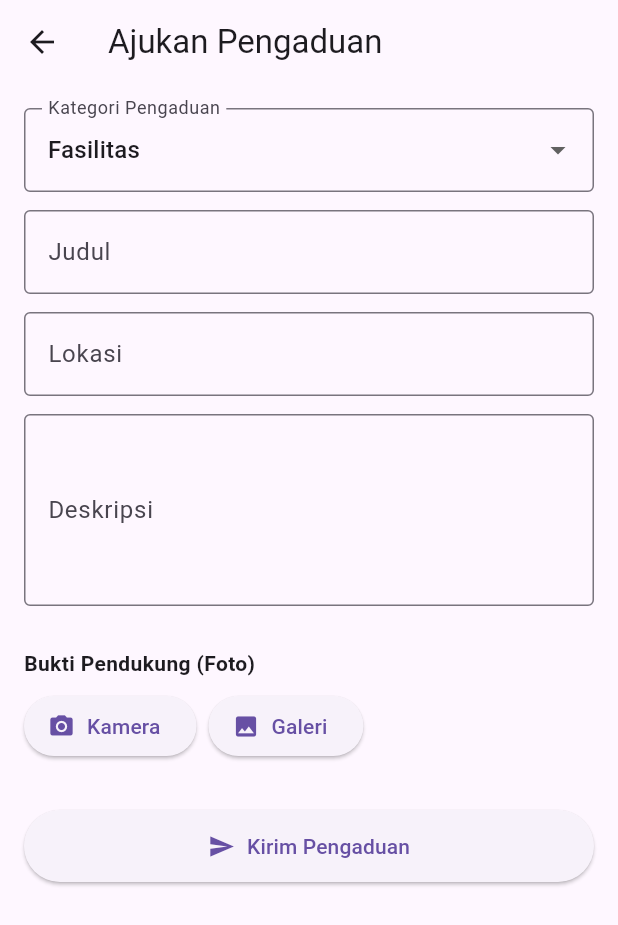
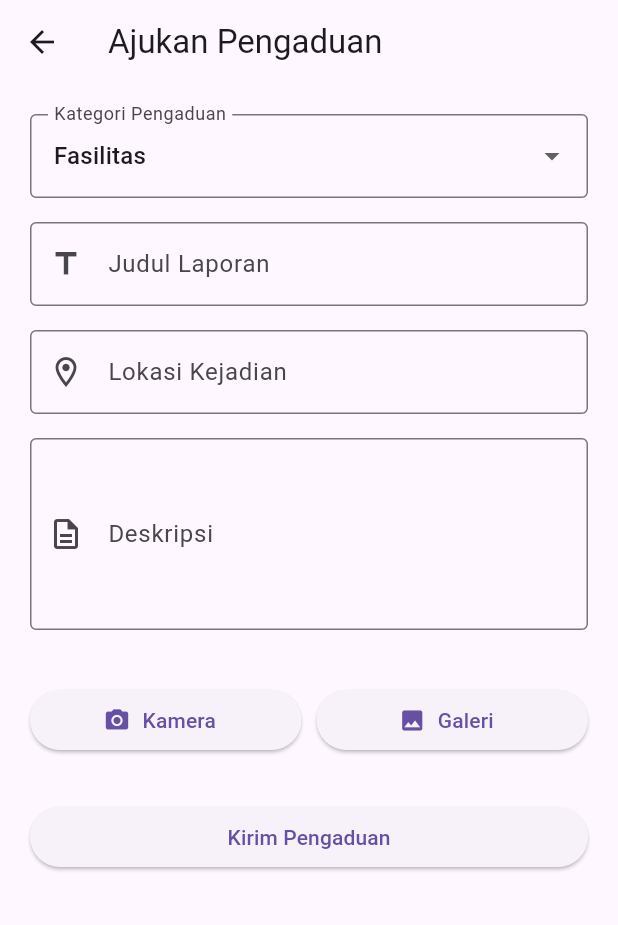
Before and after one commit to mhbb8897/sistem-pengaduan-desa-singarajan, a Flutter app: the ReportPage screen opened directly, on a phone screen of 412 x 824 dp. Shown: the top 925 px of the screen. Run offline on Flutter 3.47's test engine with Material 3 defaults, Android fonts, the phone set to English and light mode, and no system bars; our stand-ins replace image_picker, shared_preferences; missing offline and left inert: local_captcha; accounts and stored records are empty; network calls fail.

Commit message:
update color and layout

```diff
--- a/lib/data/models/post_model.dart
+++ b/lib/data/models/post_model.dart
@@ -14,9 +14,9 @@ class PostModel {
   factory PostModel.fromJson(Map<String, dynamic> json) {
     return PostModel(
       id: json['id'],
-      title: json['title'],
-      content: json['content'],
-      imageUrl: json['image_url'],
+      title: json['title'] ?? '',
+      content: json['content'] ?? json['content'] ?? '',
+      imageUrl: json['image_url'] ?? '',
     );
   }
 }
--- a/lib/data/services/post_service.dart
+++ b/lib/data/services/post_service.dart
@@ -7,7 +7,7 @@ class PostService {
 
   Future<List<PostModel>> fetchPosts() async {
     final response = await http.get(Uri.parse(baseUrl));
-
+    print(response.body);
     if (response.statusCode == 200) {
       final body = json.decode(response.body);
       final List data = body['data'];
--- a/lib/main.dart
+++ b/lib/main.dart
@@ -1,6 +1,5 @@
 import 'package:flutter/material.dart';
 import 'package:shared_preferences/shared_preferences.dart';
-import 'package:http/http.dart' as http;
 import 'dart:convert';
 import 'presentation/pages/login_page.dart';
 import 'presentation/widgets/bottom_navigation.dart';
--- a/lib/presentation/pages/login_page.dart
+++ b/lib/presentation/pages/login_page.dart
@@ -133,28 +133,6 @@ class _LoginPageState extends State<LoginPage> {
                     ),
                     const SizedBox(height: 24),
 
-                    // // 🔐 CAPTCHA
-                    // LocalCaptcha(
-                    //   controller: _captchaController,
-                    //   inputController: _captchaInputController,
-                    //   height: 150,
-                    //   width: 300,
-                    //   backgroundColor: Colors.grey[200]!,
-                    //   textColor: Colors.black,
-                    // ),
-
-                    // Align(
-                    //   alignment: Alignment.centerRight,
-                    //   child: TextButton.icon(
-                    //     onPressed: () {
-                    //       _captchaController.refresh();
-                    //       _captchaInputController.clear();
-                    //     },
-                    //     icon: const Icon(Icons.refresh),
-                    //     label: const Text('Refresh captcha'),
-                    //   ),
-                    // ),
-                    const SizedBox(height: 16),
                     // BUTTON
                     SizedBox(
                       width: double.infinity,
--- a/lib/presentation/pages/post_page.dart
+++ b/lib/presentation/pages/post_page.dart
@@ -33,6 +33,7 @@ class PostPage extends StatelessWidget {
           );
         },
       ),
+      backgroundColor: Color.fromARGB(255, 6, 34, 117),
     );
   }
 }
--- a/lib/presentation/pages/report_page.dart
+++ b/lib/presentation/pages/report_page.dart
@@ -10,158 +10,179 @@ class ReportPage extends StatefulWidget {
 }
 
 class _ReportPageState extends State<ReportPage> {
+  final _formKey = GlobalKey<FormState>();
+
   String _kategori = 'Fasilitas';
+  bool _isLoading = false;
 
   final _judul = TextEditingController();
   final _lokasi = TextEditingController();
   final _deskripsi = TextEditingController();
-  final _tambahan1 = TextEditingController();
-  final _tambahan2 = TextEditingController();
+  final _field1 = TextEditingController();
+  final _field2 = TextEditingController();
 
   File? _image;
-  final ImagePicker _picker = ImagePicker();
+  final _picker = ImagePicker();
 
-  final kategoriList = [
-    'Fasilitas',
-    'Kinerja Perangkat Desa',
-    'Layanan Publik',
-    'Keluhan Sosial',
-    'Pelanggaran HAM',
-  ];
+  final Map<String, List<Map<String, dynamic>>> kategoriFields = {
+    'Fasilitas': [],
+    'Kinerja Perangkat Desa': [
+      {'label': 'Nama Perangkat Desa', 'icon': Icons.person_outline},
+    ],
+    'Layanan Publik': [
+      {'label': 'Nama Layanan / Unit', 'icon': Icons.account_balance_outlined},
+    ],
+    'Keluhan Sosial': [
+      {'label': 'Pihak yang Terlibat', 'icon': Icons.group_outlined},
+    ],
+    'Pelanggaran HAM': [
+      {'label': 'Jenis Pelanggaran', 'icon': Icons.gavel_outlined},
+      {'label': 'Pelaku / Terlapor', 'icon': Icons.person_search_outlined},
+    ],
+  };
 
   Future<void> _pickImage(ImageSource source) async {
-    final XFile? pickedFile =
-        await _picker.pickImage(source: source, imageQuality: 70);
-
-    if (pickedFile != null) {
-      setState(() {
-        _image = File(pickedFile.path);
-      });
+    final picked = await _picker.pickImage(source: source, imageQuality: 70);
+    if (picked != null) {
+      setState(() => _image = File(picked.path));
     }
   }
 
   @override
   Widget build(BuildContext context) {
+    final theme = Theme.of(context);
+
     return Scaffold(
-      appBar: AppBar(title: const Text('Ajukan Pengaduan')),
-      body: Padding(
-        padding: const EdgeInsets.all(16),
-        child: ListView(
+      appBar: AppBar(title: const Text("Ajukan Pengaduan")),
+      body: Form(
+        key: _formKey,
+        child: SingleChildScrollView(
+          padding: const EdgeInsets.all(20),
+          child: Column(
             children: [
-            _dropdownKategori(),
-            const SizedBox(height: 12),
-            _input('Judul', _judul),
-            _input('Lokasi', _lokasi),
-            _input('Deskripsi', _deskripsi, maxLines: 4),
-
-            if (_kategori == 'Kinerja Perangkat Desa')
-              _input('Nama Perangkat Desa', _tambahan1),
-
-            if (_kategori == 'Layanan Publik')
-              _input('Nama Layanan / Unit', _tambahan1),
-
-            if (_kategori == 'Keluhan Sosial')
-              _input('Pihak yang Terlibat', _tambahan1),
-
-            if (_kategori == 'Pelanggaran HAM') ...[
-              _input('Jenis Pelanggaran', _tambahan1),
-              _input('Pelaku / Terlapor', _tambahan2),
-            ],
-
+              _buildDropdown(theme),
               const SizedBox(height: 16),
 
-            // 🔹 UPLOAD IMAGE
-            const Text(
-              'Bukti Pendukung (Foto)',
-              style: TextStyle(fontWeight: FontWeight.bold),
+              _input('Judul Laporan', _judul, Icons.title),
+              _input('Lokasi Kejadian', _lokasi, Icons.location_on_outlined),
+              _input(
+                'Deskripsi',
+                _deskripsi,
+                Icons.description_outlined,
+                maxLines: 4,
               ),
-            const SizedBox(height: 8),
 
-            Row(
-              children: [
-                ElevatedButton.icon(
-                  onPressed: () => _pickImage(ImageSource.camera),
-                  icon: const Icon(Icons.camera_alt),
-                  label: const Text('Kamera'),
-                ),
-                const SizedBox(width: 8),
-                ElevatedButton.icon(
-                  onPressed: () => _pickImage(ImageSource.gallery),
-                  icon: const Icon(Icons.image),
-                  label: const Text('Galeri'),
-                ),
+              ..._buildDynamicFields(),
+
+              const SizedBox(height: 20),
+              _buildImagePicker(),
+              const SizedBox(height: 30),
+
+              _buildSubmitButton(),
             ],
           ),
-
-            const SizedBox(height: 12),
-
-            if (_image != null)
-              ClipRRect(
-                borderRadius: BorderRadius.circular(12),
-                child: Image.file(
-                  _image!,
-                  height: 200,
-                  width: double.infinity,
-                  fit: BoxFit.cover,
-                ),
-              ),
-
-            const SizedBox(height: 20),
-
-            // 🔹 SUBMIT
-            ElevatedButton.icon(
-              onPressed: _submit,
-              icon: const Icon(Icons.send),
-              label: const Text('Kirim Pengaduan'),
-              style: ElevatedButton.styleFrom(
-                padding: const EdgeInsets.symmetric(vertical: 14),
-              ),
-            ),
-          ],
         ),
       ),
     );
   }
 
-  Widget _dropdownKategori() {
+  Widget _buildDropdown(ThemeData theme) {
     return DropdownButtonFormField<String>(
       value: _kategori,
-      items: kategoriList
+      decoration: const InputDecoration(
+        labelText: "Kategori Pengaduan",
+        border: OutlineInputBorder(),
+      ),
+      items: kategoriFields.keys
           .map((e) => DropdownMenuItem(value: e, child: Text(e)))
           .toList(),
       onChanged: (val) => setState(() => _kategori = val!),
-      decoration: const InputDecoration(
-        labelText: 'Kategori Pengaduan',
-        border: OutlineInputBorder(),
-      ),
     );
   }
 
-  Widget _input(String label, TextEditingController controller,
-      {int maxLines = 1}) {
+  List<Widget> _buildDynamicFields() {
+    final fields = kategoriFields[_kategori] ?? [];
+
+    return List.generate(fields.length, (index) {
+      final controller = index == 0 ? _field1 : _field2;
+      return _input(fields[index]['label'], controller, fields[index]['icon']);
+    });
+  }
+
+  Widget _input(
+    String label,
+    TextEditingController controller,
+    IconData icon, {
+    int maxLines = 1,
+  }) {
     return Padding(
-      padding: const EdgeInsets.only(bottom: 12),
-      child: TextField(
+      padding: const EdgeInsets.only(bottom: 16),
+      child: TextFormField(
         controller: controller,
         maxLines: maxLines,
+        validator: (value) =>
+            value == null || value.isEmpty ? '$label wajib diisi' : null,
         decoration: InputDecoration(
           labelText: label,
+          prefixIcon: Icon(icon),
           border: const OutlineInputBorder(),
         ),
       ),
     );
   }
 
-  void _submit() {
-    if (_judul.text.isEmpty || _deskripsi.text.isEmpty) {
-      ScaffoldMessenger.of(context).showSnackBar(
-        const SnackBar(content: Text('Lengkapi data pengaduan')),
+  Widget _buildImagePicker() {
+    return Column(
+      children: [
+        if (_image != null) Image.file(_image!, height: 200, fit: BoxFit.cover),
+        Row(
+          children: [
+            Expanded(
+              child: ElevatedButton.icon(
+                onPressed: () => _pickImage(ImageSource.camera),
+                icon: const Icon(Icons.camera_alt),
+                label: const Text("Kamera"),
+              ),
+            ),
+            const SizedBox(width: 10),
+            Expanded(
+              child: ElevatedButton.icon(
+                onPressed: () => _pickImage(ImageSource.gallery),
+                icon: const Icon(Icons.image),
+                label: const Text("Galeri"),
+              ),
+            ),
+          ],
+        ),
+      ],
     );
-      return;
   }
 
+  Widget _buildSubmitButton() {
+    return SizedBox(
+      width: double.infinity,
+      child: ElevatedButton(
+        onPressed: _isLoading ? null : _submit,
+        child: _isLoading
+            ? const CircularProgressIndicator(color: Colors.white)
+            : const Text("Kirim Pengaduan"),
+      ),
+    );
+  }
+
+  void _submit() async {
+    if (!_formKey.currentState!.validate()) return;
+
+    setState(() => _isLoading = true);
+
+    await Future.delayed(const Duration(seconds: 2));
+
+    setState(() => _isLoading = false);
+
+    if (mounted) {
       ScaffoldMessenger.of(context).showSnackBar(
-      const SnackBar(content: Text('Pengaduan berhasil dikirim')),
+        const SnackBar(content: Text("Pengaduan berhasil dikirim")),
       );
     }
   }
+}
--- a/lib/presentation/widgets/bottom_navigation.dart
+++ b/lib/presentation/widgets/bottom_navigation.dart
@@ -34,7 +34,7 @@ class _BottomNavigationBarExampleState
   static const TextStyle optionStyle = TextStyle(
     fontSize: 30,
     fontWeight: FontWeight.bold,
-    color: Colors.green,
+    color: Colors.black,
   );
 
   late final List<Widget> _widgetOptions;
```
Also changed, not shown: assets/image/test_profile.jpg (deleted). Lines whose indentation alone changed are shown as unchanged.
